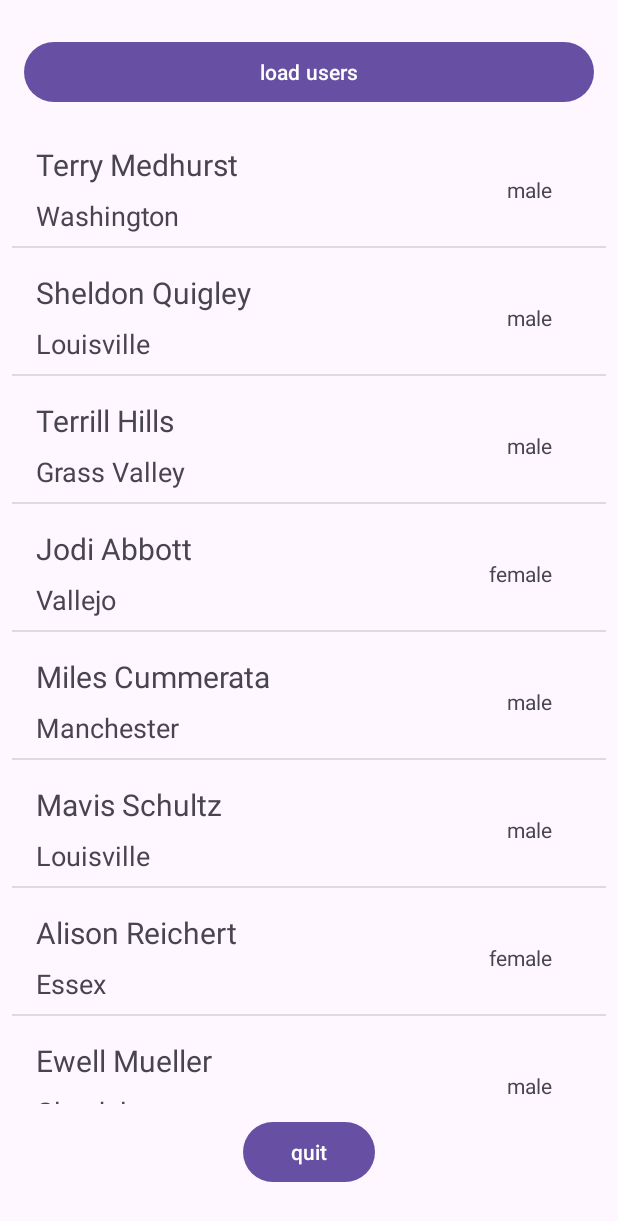
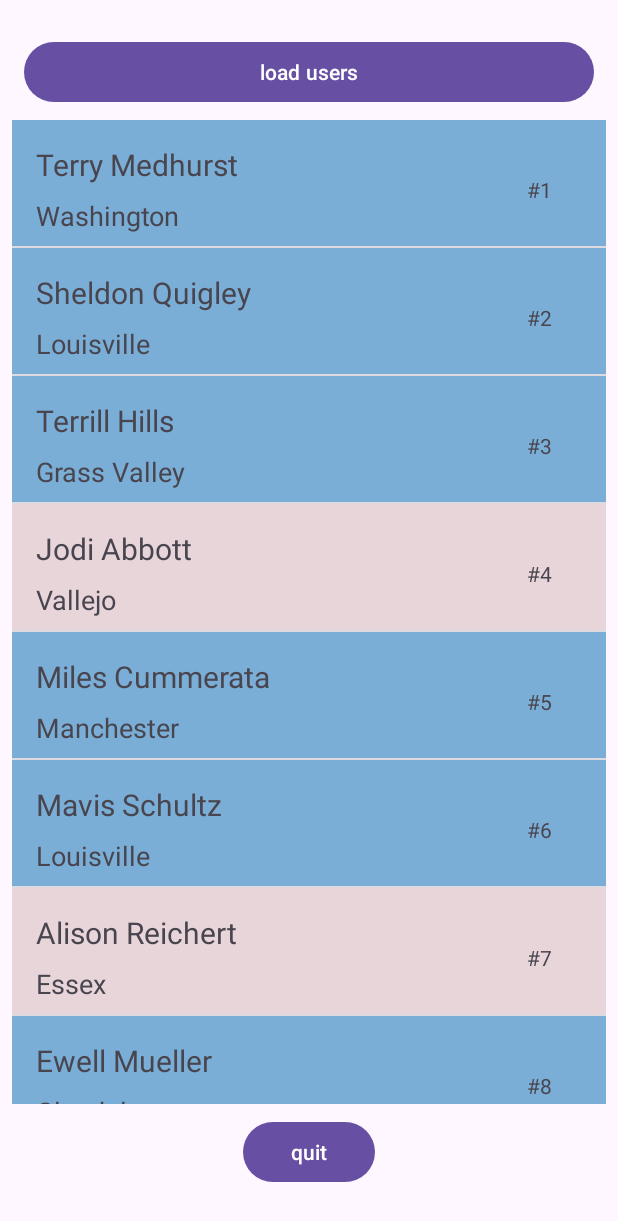
Before and after one commit to OussamaOulouark/Miniproject, an Android app: the screen it shows after launch (miniproject), after a tap on "load users", on a phone screen of 412 x 824 dp. Shown: the top 1221 px of the screen. Run offline under Robolectric (Android 15) with nearby library versions, the phone set to English and light mode, and no system bars.

Commit message:
EXE02 COMPLETED

```diff
--- a/Super mini/app/src/main/java/com/example/myapplication/usersadapter.java
+++ b/Super mini/app/src/main/java/com/example/myapplication/usersadapter.java
@@ -33,10 +33,10 @@ public class usersadapter extends BaseAdapter {
 
     @Override
     public long getItemId(int position) {
-        return 0;
+        return position;
     }
 
-    @SuppressLint("ViewHolder")
+    @SuppressLint({"ViewHolder", "DefaultLocale"})
     @Override
     public View getView(int position, View convertView, ViewGroup parent) {
         convertView = inflater.inflate(R.layout.item_user, null);
@@ -47,7 +47,15 @@ public class usersadapter extends BaseAdapter {
 
         tvuserfullname.setText(users.get(position).fullName());
         tvusercity.setText(users.get(position).getCity());
-        tvusergender.setText(users.get(position).getGender());
+        tvusergender.setText(String.format("#%d",getItemId(position +1)));
+
+        String gender = users.get(position).getGender();
+
+        if (gender.equals("male")) {
+            convertView.setBackgroundColor(convertView.getResources().getColor(R.color.blue)); // Set blue color for male
+        } else if (gender.equals("female")) {
+            convertView.setBackgroundColor(convertView.getResources().getColor(R.color.pink)); // Set pink color for female
+        }
 
 
         return convertView;
--- a/Super mini/app/src/main/res/values/colors.xml
+++ b/Super mini/app/src/main/res/values/colors.xml
@@ -2,4 +2,6 @@
 <resources>
     <color name="black">#FF000000</color>
     <color name="white">#FFFFFFFF</color>
+    <color name="blue">#7AAED6</color>
+    <color name="pink">#E8D5D9</color>
 </resources>
```
Also changed, not shown: Super mini/app/src/main/java/com/example/myapplication/miniproject.java (+0 -47 lines).
